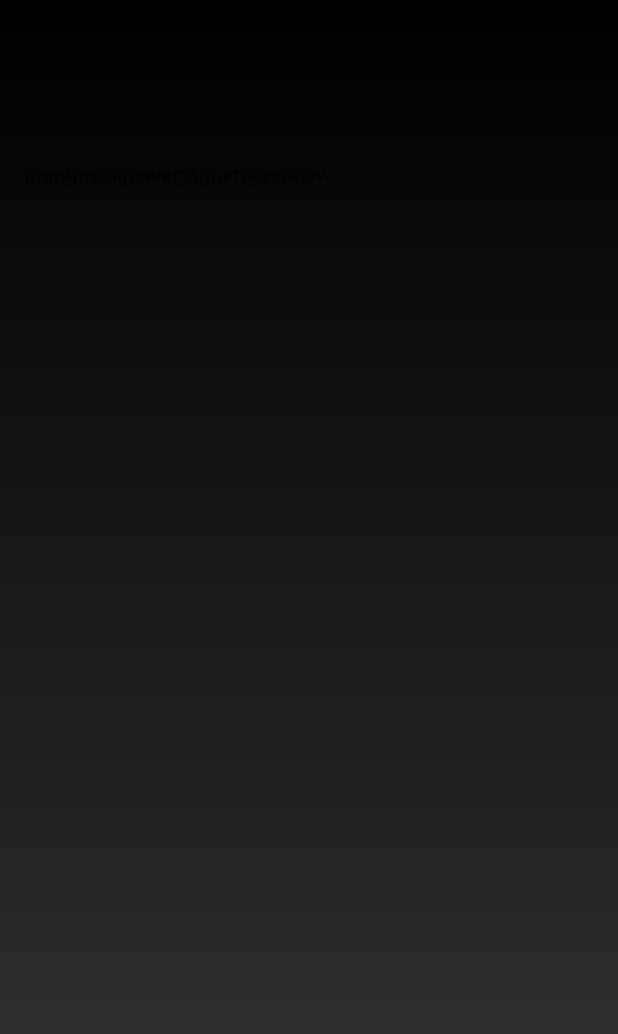
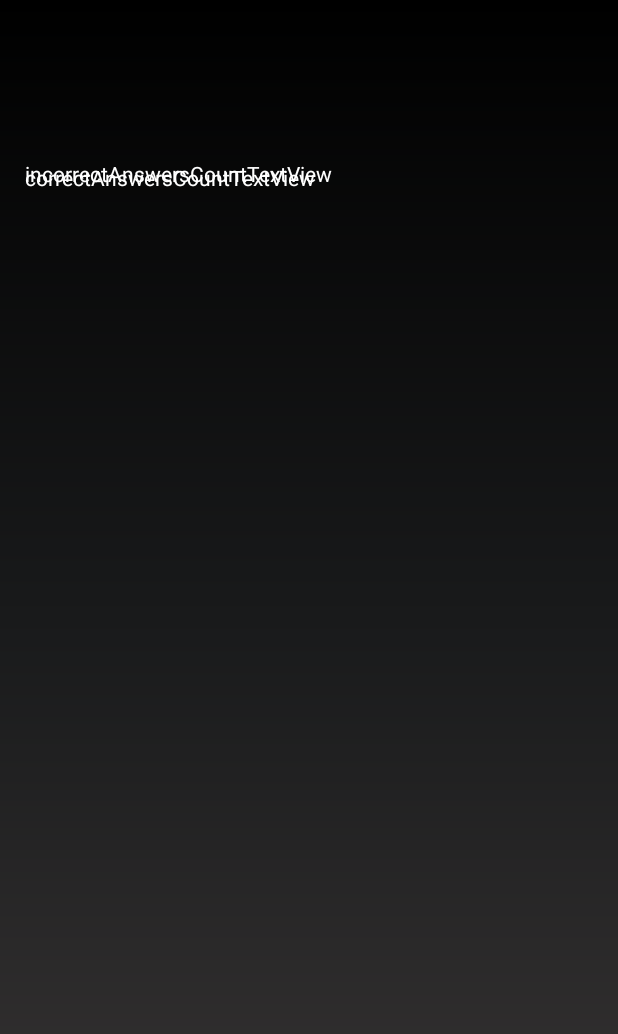
Before and after one commit to asen1995/Learning-animals-app, an Android app: the layout activity_score.xml on its own in the app's theme, with its tools: preview values and no code run, on a phone screen of 412 x 824 dp. Shown: the top 1034 px of the screen. Run offline under Robolectric (Android 15) with nearby library versions, the phone set to English and light mode, and no system bars.

Commit message:
fonts and text colors

```diff
--- a/app/src/main/res/layout/activity_score.xml
+++ b/app/src/main/res/layout/activity_score.xml
@@ -21,7 +21,10 @@
         app:layout_constraintBottom_toBottomOf="parent"
         app:layout_constraintEnd_toEndOf="parent"
         app:layout_constraintStart_toStartOf="parent"
-        app:layout_constraintTop_toTopOf="parent" />
+        android:textColor="@color/White"
+        app:layout_constraintTop_toTopOf="parent"
+
+        />
 
     <TextView
         android:id="@+id/correctAnswersCountTextView"
@@ -39,6 +42,7 @@
         app:layout_constraintHorizontal_bias="1.0"
         app:layout_constraintStart_toStartOf="parent"
         app:layout_constraintTop_toTopOf="parent"
+        android:textColor="@color/White"
         app:layout_constraintVertical_bias="1.0" />
 
     <androidx.recyclerview.widget.RecyclerView
--- a/app/src/main/res/layout/score_recycler_view_row.xml
+++ b/app/src/main/res/layout/score_recycler_view_row.xml
@@ -12,8 +12,10 @@
         android:layout_width="158dp"
         android:layout_height="wrap_content"
         android:layout_marginLeft="138dp"
-        android:layout_marginTop="48dp"
+        android:layout_marginTop="40dp"
         android:layout_marginRight="98dp"
+        android:textColor="@color/White"
+        android:textSize="35dp"
         android:text="text" />
 
     <ImageView
--- a/app/src/main/res/values/colors.xml
+++ b/app/src/main/res/values/colors.xml
@@ -4,7 +4,7 @@
     <color name="colorPrimaryDark">#3700B3</color>
     <color name="colorAccent">#03DAC5</color>
 
-    <color name="backgroundColor"></color>
+    <color name="White">#FFFFFF</color>
 
 
 </resources>
```
